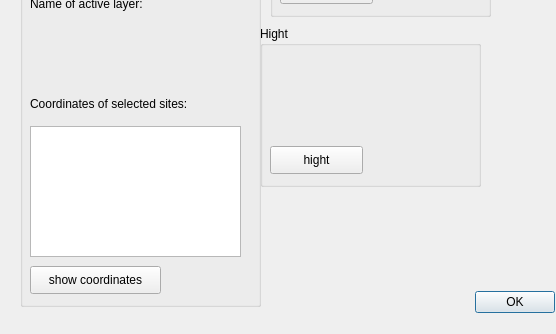
This is Informatics_plugin_dialog_base.ui in WiktoriaSamek/InformaticsPlugin as Qt 5 draws it before an edit; both pictures show x 0 to 556 and y 244 to 578 of the 764 by 578 pixel window. The edited form follows.
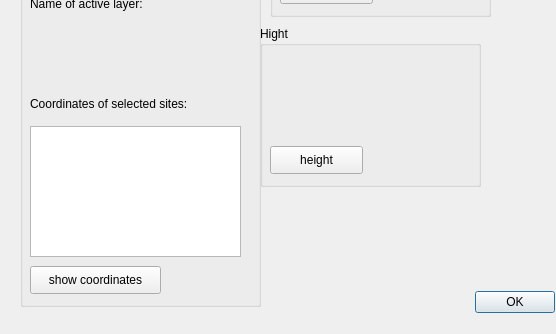
This is the edited form. Custom widgets are drawn as their Qt base class.

Diff of the .ui file:
```diff
--- a/Informatics_plugin_dialog_base.ui
+++ b/Informatics_plugin_dialog_base.ui
@@ -271,7 +271,7 @@
      </rect>
     </property>
     <property name="text">
-     <string>hight</string>
+     <string>height</string>
     </property>
    </widget>
    <widget class="QLabel" name="listoHigh">
```
